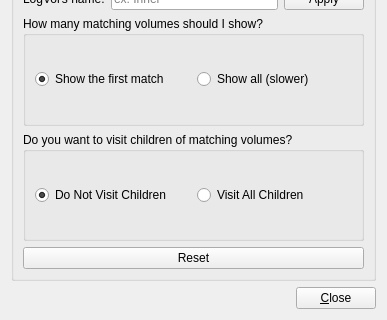
Above: GeoModelVisualization/VP1GeometrySystems/src/settings_misc_form.ui from efemberg11/GeoModel_rmakhman before the change; both pictures show x 0 to 387 and y 381 to 701 of the 387 by 701 pixel window. Below: the same form after it.
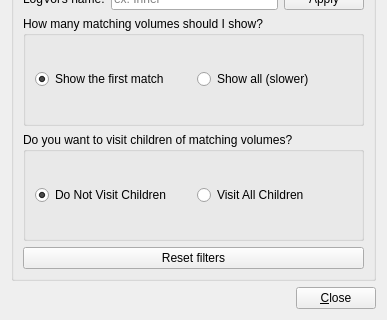
That is the form after the change.

Commit message: Filter Volumes: add reset button to revert filters to original view

```diff
--- a/GeoModelVisualization/VP1GeometrySystems/src/settings_misc_form.ui
+++ b/GeoModelVisualization/VP1GeometrySystems/src/settings_misc_form.ui
@@ -202,7 +202,7 @@
          <string>Visualize all volumes by removing all filters.</string>
         </property>
         <property name="text">
-         <string>Reset</string>
+         <string>Reset filters</string>
         </property>
        </widget>
       </item>
```
The commit also changes 4 other files.
